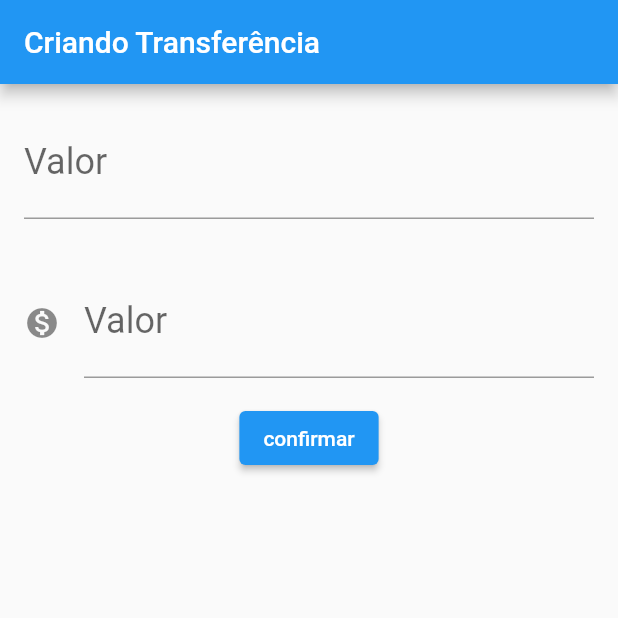
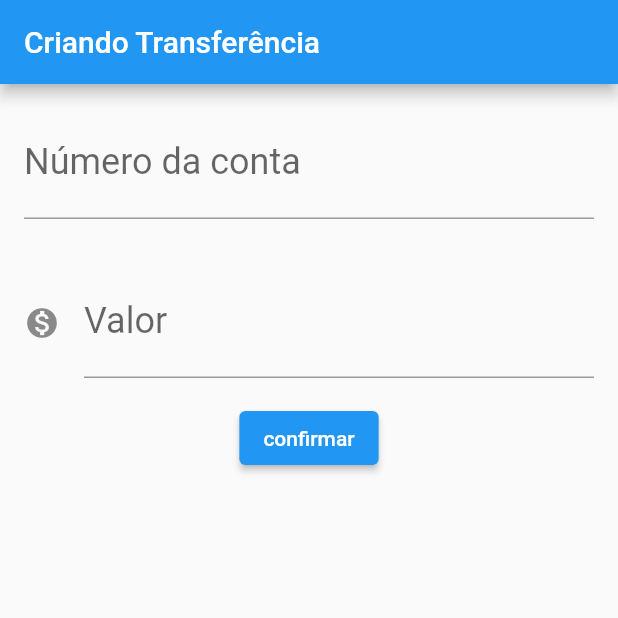
Before and after one commit to gabrielpoke/ByteBank_Flutter, a Flutter app: the screen it shows after launch, after a tap on "confirmar", on a phone screen of 412 x 824 dp, the top half of it. Run offline on Flutter 3.47's test engine with Material 2 defaults, Android fonts, the phone set to English and light mode, and no system bars.

```diff
--- a/lib/main.dart
+++ b/lib/main.dart
@@ -132,24 +132,152 @@ import 'package:flutter/material.dart';
 //====================  AULA 3 CURSO DE FLUTTER OTIMIZAÇÃO DA APLICAÇÃO =====================================================================================================
 
 //====================  AULA 4 CURSO DE FLUTTER CRIAÇÃO DO FORMULARIO =====================================================================================================
+// void main() => runApp(BytebankApp());
+//
+// class BytebankApp extends StatelessWidget{
+//   @override
+//   Widget build(BuildContext context) {
+//
+//
+//     return MaterialApp(
+//       home: Scaffold(
+//         body: FormularioTransferencia(),
+//       ),
+//     );
+//   }
+//
+// }
+//
+// class FormularioTransferencia extends StatelessWidget {
+//
+//   final TextEditingController _controladorCampoNumeroConta =
+//       TextEditingController();
+//
+//   final TextEditingController _ControladorCampoValor = TextEditingController();
+//
+//   @override
+//   Widget build(BuildContext context) {
+//     return Scaffold(
+//       appBar: AppBar(
+//         title: Text('Criando Transferência '),
+//       ),
+//       body: Column(
+//         children: <Widget>[
+//           Padding(
+//             padding: const EdgeInsets.all(16.0),
+//             child: TextField(
+//               controller: _controladorCampoNumeroConta,
+//               style: TextStyle(fontSize: 24.0),
+//               decoration: InputDecoration(labelText: 'Valor', hintText: '0000'),
+//               keyboardType: TextInputType.number,
+//             ),
+//           ),
+//           Padding(
+//             padding: const EdgeInsets.all(16.0),
+//             child: TextField(
+//
+//               controller: _ControladorCampoValor,
+//               style: TextStyle(fontSize: 24.0),
+//               decoration: InputDecoration(
+//                   icon: Icon(Icons.monetization_on),
+//                   labelText: 'Valor',
+//                   hintText: '0.00'),
+//               keyboardType: TextInputType.number,
+//             ),
+//           ),
+//           ElevatedButton(
+//             onPressed: () {
+//
+//               final int numeroConta = int.tryParse(_controladorCampoNumeroConta.text);
+//               final double valor = double.tryParse(_ControladorCampoValor.text);
+//
+//               if(numeroConta != null && valor != null){
+//                final  tranferenciaCriada = Tranferencia(valor, numeroConta);
+//                debugPrint('$tranferenciaCriada');
+//               }
+//               },
+//             child: Text('confirmar'),
+//           ),
+//         ],
+//       ),
+//     );
+//   }
+// }
+//
+// class listaTransferencia extends StatelessWidget {
+//   @override
+//   Widget build(BuildContext context) {
+//     return Scaffold(
+//       appBar: AppBar(
+//         title: Text(' Transferências'),
+//       ),
+//       body: Column(
+//         children: <Widget>[
+//           ItemTransferencia(
+//             Tranferencia(100.0, 1000),
+//           ),
+//           ItemTransferencia(
+//             Tranferencia(200.0, 1001),
+//           ),
+//           ItemTransferencia(
+//             Tranferencia(300.0, 1002),
+//           ),
+//         ],
+//       ),
+//       floatingActionButton: FloatingActionButton(
+//         child: Icon(Icons.add),
+//       ),
+//     );
+//   }
+// }
+//
+// class ItemTransferencia extends StatelessWidget {
+//   final Tranferencia _tranferencia;
+//
+//   ItemTransferencia(this._tranferencia);
+//
+//   @override
+//   Widget build(BuildContext context) {
+//     return Card(
+//         child: ListTile(
+//           leading: Icon(
+//             Icons.monetization_on,
+//           ),
+//           title: Text(_tranferencia.valor.toString()),
+//           subtitle: Text(_tranferencia.numeroConta.toString()),
+//         ));
+//   }
+// }
+//
+// class Tranferencia{
+//
+//   final double valor;
+//   final int numeroConta;
+//
+//   Tranferencia(this.valor, this.numeroConta);
+//
+//   @override
+//   String toString() {
+//     return 'Tranferencia{valor: $valor, numeroConta: $numeroConta}';
+//   }
+// }
+//====================  AULA 4 CURSO DE FLUTTER CRIAÇÃO DO FORMULARIO =====================================================================================================
+
+//====================  AULA 5 EXTRAINDO WIDGETS FLEXÍVEIS =====================================================================================================
 void main() => runApp(BytebankApp());
 
-class BytebankApp extends StatelessWidget{
+class BytebankApp extends StatelessWidget {
   @override
   Widget build(BuildContext context) {
-
-
     return MaterialApp(
       home: Scaffold(
         body: FormularioTransferencia(),
       ),
     );
   }
-
 }
 
 class FormularioTransferencia extends StatelessWidget {
-
   final TextEditingController _controladorCampoNumeroConta =
       TextEditingController();
 
@@ -163,44 +291,36 @@ class FormularioTransferencia extends StatelessWidget {
       ),
       body: Column(
         children: <Widget>[
-          Padding(
-            padding: const EdgeInsets.all(16.0),
-            child: TextField(
+          Editor(
+            controller: _ControladorCampoValor,
+            dica: '0000',
+            rotulo: 'Número da conta',
+          ),
+          Editor(
             controller: _controladorCampoNumeroConta,
-              style: TextStyle(fontSize: 24.0),
-              decoration: InputDecoration(labelText: 'Valor', hintText: '0000'),
-              keyboardType: TextInputType.number,
-            ),
-          ),
-          Padding(
-            padding: const EdgeInsets.all(16.0),
-            child: TextField(
-
-              controller: _ControladorCampoValor,
-              style: TextStyle(fontSize: 24.0),
-              decoration: InputDecoration(
-                  icon: Icon(Icons.monetization_on),
-                  labelText: 'Valor',
-                  hintText: '0.00'),
-              keyboardType: TextInputType.number,
-            ),
+            dica: '0.00',
+            rotulo: 'Valor',
+            icone: Icons.monetization_on,
           ),
           ElevatedButton(
-            onPressed: () {
 
-              final int numeroConta = int.tryParse(_controladorCampoNumeroConta.text);
-              final double valor = double.tryParse(_ControladorCampoValor.text);
+            onPressed: () => _criaTransferencia(),
 
-              if(numeroConta != null && valor != null){
-               final  tranferenciaCriada = Tranferencia(valor, numeroConta);
-               debugPrint('$tranferenciaCriada');
-              }
-              },
             child: Text('confirmar'),
           ),
         ],
       ),
     );
+  }
+
+  void _criaTransferencia() {
+    final int numeroConta =
+        int.tryParse(_controladorCampoNumeroConta.text);
+    final double valor = double.tryParse(_ControladorCampoValor.text);
+
+    if (numeroConta != null && valor != null) {
+      final tranferenciaCriada = Tranferencia(valor, numeroConta);
+    }
   }
 }
 
@@ -231,6 +351,32 @@ class listaTransferencia extends StatelessWidget {
   }
 }
 
+class Editor extends StatelessWidget {
+  final TextEditingController controller;
+  final String rotulo;
+  final String dica;
+  final IconData icone;
+
+  Editor({this.controller, this.rotulo, this.dica, this.icone});
+
+  @override
+  Widget build(BuildContext context) {
+    return Padding(
+      padding: const EdgeInsets.all(16.0),
+      child: TextField(
+        controller: controller,
+        style: TextStyle(fontSize: 24.0),
+        decoration: InputDecoration(
+          icon: icone != null ? Icon(icone) : null,
+          labelText: rotulo,
+          hintText: dica,
+        ),
+        keyboardType: TextInputType.number,
+      ),
+    );
+  }
+}
+
 class ItemTransferencia extends StatelessWidget {
   final Tranferencia _tranferencia;
 
@@ -249,8 +395,7 @@ class ItemTransferencia extends StatelessWidget {
   }
 }
 
-class Tranferencia{
-
+class Tranferencia {
   final double valor;
   final int numeroConta;
 
@@ -261,4 +406,4 @@ class Tranferencia{
     return 'Tranferencia{valor: $valor, numeroConta: $numeroConta}';
   }
 }
-//====================  AULA 4 CURSO DE FLUTTER CRIAÇÃO DO FORMULARIO =====================================================================================================
+//====================  AULA 5 EXTRAINDO WIDGETS FLEXÍVEIS =====================================================================================================
```
Lines whose indentation alone changed are shown as unchanged.
